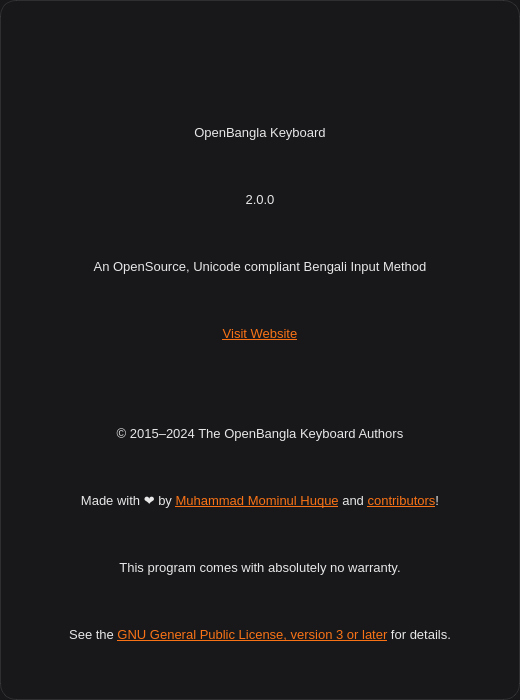
OpenBangla/OpenBangla-Keyboard, file src/frontend/AboutDialog.ui: the form before one commit.
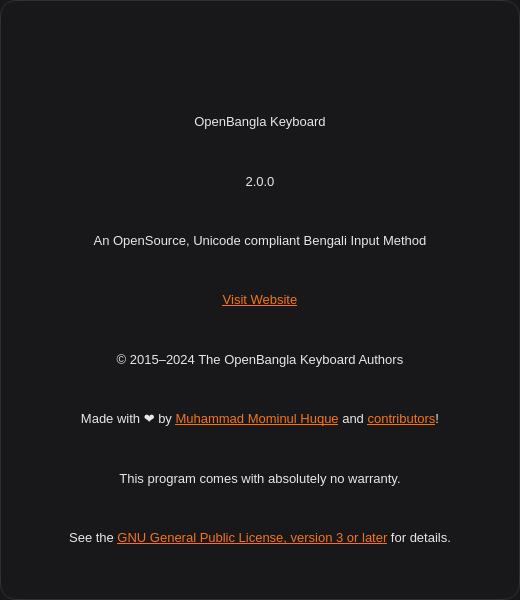
The form after the commit. Icons and pictures are not drawn.

The edit to the form file:
```diff
--- a/src/frontend/AboutDialog.ui
+++ b/src/frontend/AboutDialog.ui
@@ -7,7 +7,7 @@
     <x>0</x>
     <y>0</y>
     <width>520</width>
-    <height>700</height>
+    <height>600</height>
    </rect>
   </property>
   <property name="windowTitle">
@@ -178,7 +178,7 @@
      <property name="sizeHint" stdset="0">
       <size>
        <width>20</width>
-       <height>32</height>
+       <height>0</height>
       </size>
      </property>
     </spacer>
```
